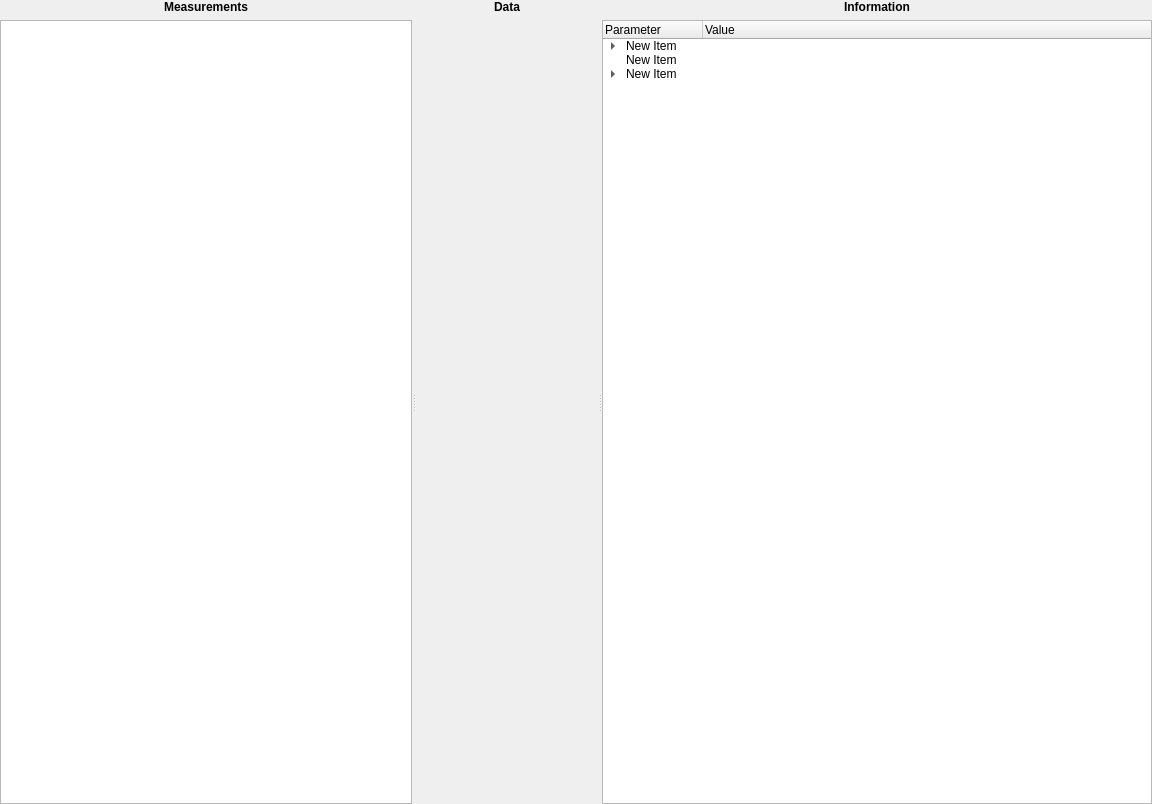
Old version of the form modules/gui/designer/data_viewer.ui in the repository Kaldarinz/PA-RSCF-22-72-00015-.
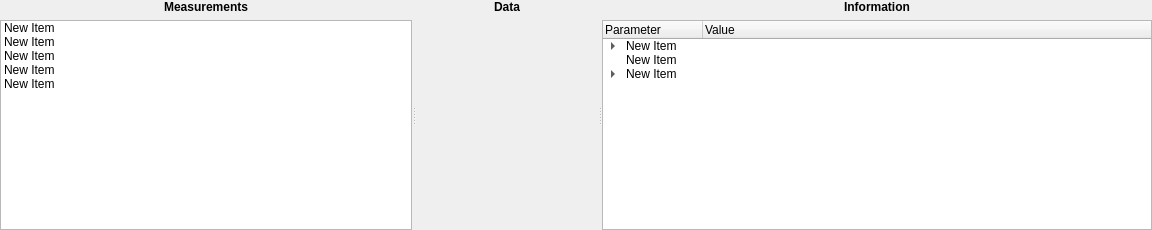
New version of the form. Custom widgets are drawn as their Qt base class.

Patch:
```diff
--- a/modules/gui/designer/data_viewer.ui
+++ b/modules/gui/designer/data_viewer.ui
@@ -7,7 +7,7 @@
     <x>0</x>
     <y>0</y>
     <width>1152</width>
-    <height>804</height>
+    <height>230</height>
    </rect>
   </property>
   <property name="windowTitle">
@@ -74,7 +74,33 @@
         </widget>
        </item>
        <item>
-        <widget class="QListWidget" name="listWidget"/>
+        <widget class="QListWidget" name="listWidget">
+         <item>
+          <property name="text">
+           <string>New Item</string>
+          </property>
+         </item>
+         <item>
+          <property name="text">
+           <string>New Item</string>
+          </property>
+         </item>
+         <item>
+          <property name="text">
+           <string>New Item</string>
+          </property>
+         </item>
+         <item>
+          <property name="text">
+           <string>New Item</string>
+          </property>
+         </item>
+         <item>
+          <property name="text">
+           <string>New Item</string>
+          </property>
+         </item>
+        </widget>
        </item>
       </layout>
      </widget>
```
